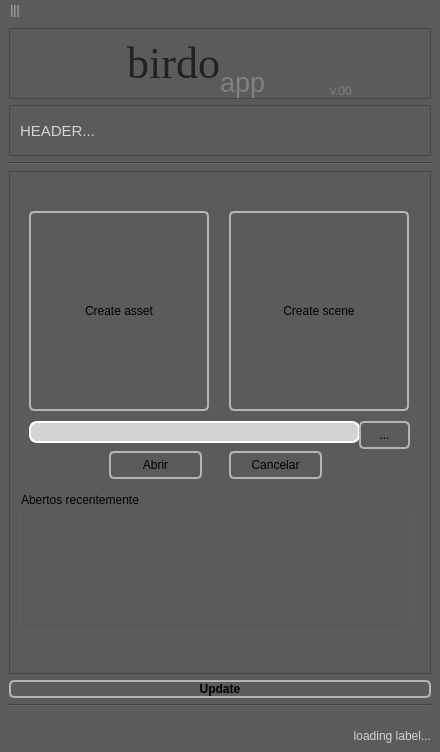
Qt form gui/main.ui (otmbneto/BirdoApp) before a commit.
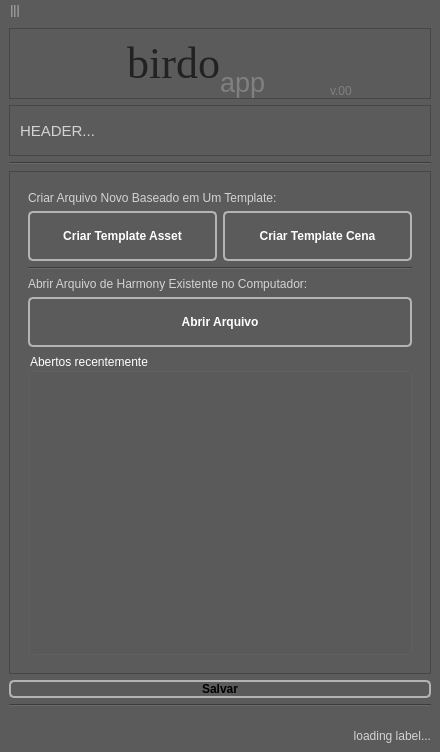
The same form after that commit.

Commit message: atualizei as modificacoes do ottoni do standalone  - adicionei uma nova pagina na main interface do birdoapp, e forcei comecar no standalone quando nao tiver config de estudio

What changed in the file:
```diff
--- a/gui/main.ui
+++ b/gui/main.ui
@@ -1251,116 +1251,337 @@
           </widget>
          </widget>
          <widget class="QWidget" name="standalonePage">
-          <widget class="QWidget" name="widget_2" native="true">
-           <property name="geometry">
-            <rect>
-             <x>9</x>
-             <y>19</y>
-             <width>401</width>
-             <height>451</height>
-            </rect>
-           </property>
-           <widget class="QGroupBox" name="recentGrp">
-            <property name="geometry">
-             <rect>
-              <x>0</x>
-              <y>300</y>
-              <width>391</width>
-              <height>141</height>
-             </rect>
-            </property>
-            <property name="title">
-             <string>Abertos recentemente</string>
-            </property>
-           </widget>
-           <widget class="QPushButton" name="createAssetBtn">
-            <property name="geometry">
-             <rect>
-              <x>10</x>
-              <y>20</y>
-              <width>180</width>
-              <height>200</height>
-             </rect>
-            </property>
-            <property name="minimumSize">
-             <size>
-              <width>180</width>
-              <height>200</height>
-             </size>
-            </property>
-            <property name="text">
-             <string>Create asset</string>
-            </property>
-           </widget>
-           <widget class="QPushButton" name="createSceneBtn">
-            <property name="geometry">
-             <rect>
-              <x>210</x>
-              <y>20</y>
-              <width>180</width>
-              <height>200</height>
-             </rect>
-            </property>
-            <property name="minimumSize">
-             <size>
-              <width>180</width>
-              <height>200</height>
-             </size>
-            </property>
-            <property name="text">
-             <string>Create scene</string>
-            </property>
-           </widget>
-           <widget class="QLineEdit" name="standaloneFolderPath">
-            <property name="geometry">
-             <rect>
-              <x>10</x>
-              <y>230</y>
-              <width>331</width>
-              <height>22</height>
-             </rect>
-            </property>
-           </widget>
-           <widget class="QPushButton" name="standaloneExplorerBtn">
-            <property name="geometry">
-             <rect>
-              <x>340</x>
-              <y>230</y>
-              <width>51</width>
-              <height>28</height>
-             </rect>
-            </property>
-            <property name="text">
-             <string>...</string>
-            </property>
-           </widget>
-           <widget class="QPushButton" name="standaloneOpenBtn">
-            <property name="geometry">
-             <rect>
-              <x>90</x>
-              <y>260</y>
-              <width>93</width>
-              <height>28</height>
-             </rect>
-            </property>
-            <property name="text">
-             <string>Abrir</string>
-            </property>
-           </widget>
-           <widget class="QPushButton" name="standaloneCancelBtn">
-            <property name="geometry">
-             <rect>
-              <x>210</x>
-              <y>260</y>
-              <width>93</width>
-              <height>28</height>
-             </rect>
-            </property>
-            <property name="text">
-             <string>Cancelar</string>
-            </property>
-           </widget>
-          </widget>
+          <layout class="QGridLayout" name="gridLayout_7">
+           <item row="0" column="0">
+            <widget class="QWidget" name="widget_2" native="true">
+             <property name="styleSheet">
+              <string notr="true">QPushButton:hover {
+	color: #05B8CC;
+}
+
+QPushButton {
+	color: white;
+}</string>
+             </property>
+             <layout class="QGridLayout" name="gridLayout_6" rowstretch="0,0,0,0,0,0">
+              <item row="0" column="0" colspan="2">
+               <widget class="QLabel" name="label_7">
+                <property name="maximumSize">
+                 <size>
+                  <width>16777215</width>
+                  <height>15</height>
+                 </size>
+                </property>
+                <property name="text">
+                 <string>Criar Arquivo Novo Baseado em Um Template:</string>
+                </property>
+               </widget>
+              </item>
+              <item row="3" column="0" colspan="2">
+               <widget class="QLabel" name="label_8">
+                <property name="maximumSize">
+                 <size>
+                  <width>16777215</width>
+                  <height>15</height>
+                 </size>
+                </property>
+                <property name="text">
+                 <string>Abrir Arquivo de Harmony Existente no Computador:</string>
+                </property>
+               </widget>
+              </item>
+              <item row="2" column="0" colspan="2">
+               <widget class="Line" name="line">
+                <property name="orientation">
+                 <enum>Qt::Horizontal</enum>
+                </property>
+               </widget>
+              </item>
+              <item row="1" column="1">
+               <widget class="QPushButton" name="createSceneBtn">
+                <property name="sizePolicy">
+                 <sizepolicy hsizetype="Minimum" vsizetype="Preferred">
+                  <horstretch>0</horstretch>
+                  <verstretch>0</verstretch>
+                 </sizepolicy>
+                </property>
+                <property name="minimumSize">
+                 <size>
+                  <width>180</width>
+                  <height>0</height>
+                 </size>
+                </property>
+                <property name="font">
+                 <font>
+                  <weight>75</weight>
+                  <bold>true</bold>
+                 </font>
+                </property>
+                <property name="text">
+                 <string>Criar Template Cena</string>
+                </property>
+               </widget>
+              </item>
+              <item row="1" column="0">
+               <widget class="QPushButton" name="createAssetBtn">
+                <property name="sizePolicy">
+                 <sizepolicy hsizetype="Minimum" vsizetype="Preferred">
+                  <horstretch>0</horstretch>
+                  <verstretch>0</verstretch>
+                 </sizepolicy>
+                </property>
+                <property name="minimumSize">
+                 <size>
+                  <width>180</width>
+                  <height>0</height>
+                 </size>
+                </property>
+                <property name="maximumSize">
+                 <size>
+                  <width>16777215</width>
+                  <height>50</height>
+                 </size>
+                </property>
+                <property name="font">
+                 <font>
+                  <weight>75</weight>
+                  <bold>true</bold>
+                 </font>
+                </property>
+                <property name="text">
+                 <string>Criar Template Asset</string>
+                </property>
+               </widget>
+              </item>
+              <item row="4" column="0" colspan="2">
+               <widget class="QPushButton" name="standaloneOpenBtn">
+                <property name="minimumSize">
+                 <size>
+                  <width>0</width>
+                  <height>50</height>
+                 </size>
+                </property>
+                <property name="maximumSize">
+                 <size>
+                  <width>16777215</width>
+                  <height>50</height>
+                 </size>
+                </property>
+                <property name="font">
+                 <font>
+                  <weight>75</weight>
+                  <bold>true</bold>
+                 </font>
+                </property>
+                <property name="text">
+                 <string>Abrir Arquivo</string>
+                </property>
+               </widget>
+              </item>
+              <item row="5" column="0" colspan="2">
+               <widget class="QGroupBox" name="recentGrp">
+                <property name="minimumSize">
+                 <size>
+                  <width>0</width>
+                  <height>150</height>
+                 </size>
+                </property>
+                <property name="toolTip">
+                 <string>De um clique duplo na cena que deseja abrir!</string>
+                </property>
+                <property name="styleSheet">
+                 <string notr="true">QGroupBox {
+	color: white;
+}
+
+QListWidget {
+	border: null;
+}
+
+QListWidget::Item {
+	color: rgb(200, 255, 200);
+}
+
+
+QListWidget::Item:hover {
+	color: rgb(100, 255, 100);
+}</string>
+                </property>
+                <property name="title">
+                 <string>Abertos recentemente</string>
+                </property>
+               </widget>
+              </item>
+             </layout>
+            </widget>
+           </item>
+          </layout>
+         </widget>
+         <widget class="QWidget" name="page_2">
+          <layout class="QGridLayout" name="gridLayout_5" columnstretch="0,0">
+           <item row="4" column="1">
+            <layout class="QHBoxLayout" name="horizontalLayout_4">
+             <item alignment="Qt::AlignTop">
+              <widget class="QLineEdit" name="server_path_label"/>
+             </item>
+             <item alignment="Qt::AlignTop">
+              <widget class="QPushButton" name="open_folder_server">
+               <property name="enabled">
+                <bool>true</bool>
+               </property>
+               <property name="sizePolicy">
+                <sizepolicy hsizetype="Fixed" vsizetype="Fixed">
+                 <horstretch>0</horstretch>
+                 <verstretch>0</verstretch>
+                </sizepolicy>
+               </property>
+               <property name="minimumSize">
+                <size>
+                 <width>30</width>
+                 <height>30</height>
+                </size>
+               </property>
+               <property name="maximumSize">
+                <size>
+                 <width>40</width>
+                 <height>40</height>
+                </size>
+               </property>
+               <property name="toolTip">
+                <string>&lt;html&gt;&lt;head/&gt;&lt;body&gt;&lt;p&gt;show password&lt;/p&gt;&lt;/body&gt;&lt;/html&gt;</string>
+               </property>
+               <property name="styleSheet">
+                <string notr="true">QPushButton {
+	background: none;
+	border: 2px solid #666666;
+	border-radius: 5px;	
+}
+
+QPushButton:hover {
+	background-color: #777777;
+	border: none;
+}
+
+QPushButton:pressed {
+	background-color: rgb(90, 90, 90);
+	border-top: 2px solid #444444;
+	border-left: 2px solid #444444;
+	border-bottom: none;
+	border-right: none;
+}
+</string>
+               </property>
+               <property name="text">
+                <string/>
+               </property>
+              </widget>
+             </item>
+            </layout>
+           </item>
+           <item row="4" column="0" alignment="Qt::AlignTop">
+            <widget class="QLabel" name="server_pw_label">
+             <property name="text">
+              <string>Caminho Projetos</string>
+             </property>
+            </widget>
+           </item>
+           <item row="2" column="0">
+            <widget class="QLabel" name="server_login_label">
+             <property name="sizePolicy">
+              <sizepolicy hsizetype="Preferred" vsizetype="Fixed">
+               <horstretch>0</horstretch>
+               <verstretch>0</verstretch>
+              </sizepolicy>
+             </property>
+             <property name="text">
+              <string>Nome:</string>
+             </property>
+            </widget>
+           </item>
+           <item row="6" column="0" colspan="2" alignment="Qt::AlignTop">
+            <widget class="QLabel" name="label_2">
+             <property name="frameShape">
+              <enum>QFrame::Box</enum>
+             </property>
+             <property name="frameShadow">
+              <enum>QFrame::Raised</enum>
+             </property>
+             <property name="text">
+              <string>Esta página deve ser preenchida com as informações que o Estúdio te forneceu. Se este computador tiver acesso ao servidor, pode selecionar o caminho pelo botão ao lado.</string>
+             </property>
+             <property name="wordWrap">
+              <bool>true</bool>
+             </property>
+             <property name="margin">
+              <number>5</number>
+             </property>
+             <property name="indent">
+              <number>5</number>
+             </property>
+            </widget>
+           </item>
+           <item row="2" column="1">
+            <widget class="QLineEdit" name="studio_name_label">
+             <property name="toolTip">
+              <string>login do server</string>
+             </property>
+             <property name="placeholderText">
+              <string/>
+             </property>
+            </widget>
+           </item>
+           <item row="1" column="0">
+            <widget class="QLabel" name="server_title_label">
+             <property name="sizePolicy">
+              <sizepolicy hsizetype="Preferred" vsizetype="Fixed">
+               <horstretch>0</horstretch>
+               <verstretch>0</verstretch>
+              </sizepolicy>
+             </property>
+             <property name="font">
+              <font>
+               <weight>75</weight>
+               <bold>true</bold>
+              </font>
+             </property>
+             <property name="text">
+              <string>Estudio:</string>
+             </property>
+            </widget>
+           </item>
+           <item row="3" column="0" colspan="2">
+            <spacer name="horizontalSpacer">
+             <property name="orientation">
+              <enum>Qt::Horizontal</enum>
+             </property>
+             <property name="sizeType">
+              <enum>QSizePolicy::Fixed</enum>
+             </property>
+             <property name="sizeHint" stdset="0">
+              <size>
+               <width>391</width>
+               <height>50</height>
+              </size>
+             </property>
+            </spacer>
+           </item>
+           <item row="0" column="0" colspan="2">
+            <spacer name="horizontalSpacer_3">
+             <property name="orientation">
+              <enum>Qt::Horizontal</enum>
+             </property>
+             <property name="sizeType">
+              <enum>QSizePolicy::Preferred</enum>
+             </property>
+             <property name="sizeHint" stdset="0">
+              <size>
+               <width>40</width>
+               <height>20</height>
+              </size>
+             </property>
+            </spacer>
+           </item>
+          </layout>
          </widget>
         </widget>
        </item>
@@ -1520,7 +1741,7 @@
 </string>
       </property>
       <property name="text">
-       <string>Update</string>
+       <string>Salvar</string>
       </property>
      </widget>
     </item>
```
Left out of the diff: 215 changed lines with no effect on the pictures. The commit also changes 2 other files.
